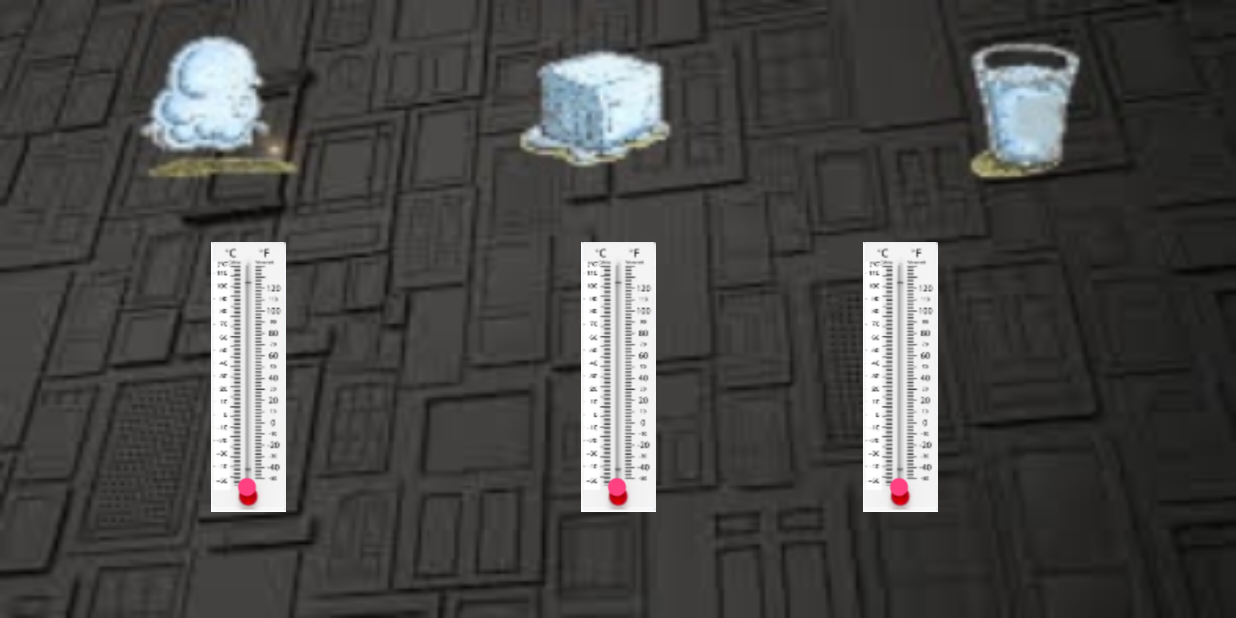
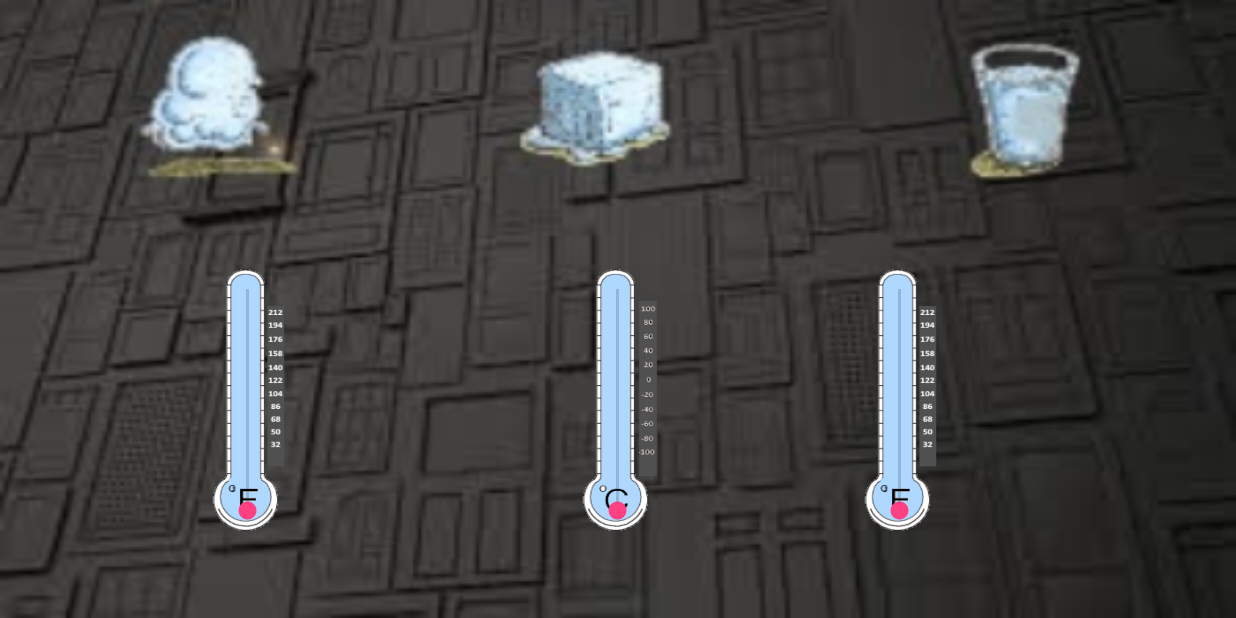
Before and after one commit to MeronKot/EscapeRoom, an Android app: the ChemistryChallenge screen opened directly, with no data from a screen before it, on a phone screen of 824 x 412 dp (held sideways). Run offline under Robolectric (Android 15) with nearby library versions, the phone set to English and light mode, and no system bars.

Commit message:
finish lamp and temp. all challenges return to room. when all done you win the game. to do : timers,hints etc.

```diff
--- a/app/src/main/java/com/example/dell/escaperoom/HintActivity.java
+++ b/app/src/main/java/com/example/dell/escaperoom/HintActivity.java
@@ -46,8 +46,6 @@ public class HintActivity extends AppCompatActivity {
         answer2 = (Button) findViewById(R.id.ans2);
         answer3 = (Button) findViewById(R.id.ans3);
         answer4 = (Button) findViewById(R.id.ans4);
-
-
     }
 
     @Override
@@ -83,6 +81,5 @@ public class HintActivity extends AppCompatActivity {
 
     public Question getQuestion(){
         return questionList.get(numOfQuest);
-
     }
 }
--- a/app/src/main/java/com/example/dell/escaperoom/PuzzleActivity.java
+++ b/app/src/main/java/com/example/dell/escaperoom/PuzzleActivity.java
@@ -1,5 +1,6 @@
 package com.example.dell.escaperoom;
 
+import android.content.Intent;
 import android.support.v7.app.AppCompatActivity;
 import android.os.Bundle;
 import android.util.DisplayMetrics;
@@ -84,6 +85,9 @@ public class PuzzleActivity extends AppCompatActivity implements PuzzleLogic.Win
 
     @Override
     public void onWin() {
+        Intent intent = new Intent();
+        intent.putExtra("puzzleChallenge",true);
+        setResult(RESULT_OK, intent);
         finish();
     }
 }
--- a/app/src/main/java/com/example/dell/escaperoom/SimonSaysActivity.java
+++ b/app/src/main/java/com/example/dell/escaperoom/SimonSaysActivity.java
@@ -1,5 +1,6 @@
 package com.example.dell.escaperoom;
 
+import android.content.Intent;
 import android.graphics.drawable.Drawable;
 import android.os.CountDownTimer;
 import android.support.v7.app.AppCompatActivity;
@@ -131,6 +132,9 @@ public class SimonSaysActivity extends AppCompatActivity {
             if(logic.getMove() == SimonSaysLogic.NUM_OF_MOVES){
                 //TODO: youWin!!
                 Log.d("Simon: ", "win win win win win win");
+                Intent intent = new Intent();
+                intent.putExtra("simonChallenge",true);
+                setResult(RESULT_OK, intent);
                 finish();
             }
         }
--- a/app/src/main/res/layout/activity_chemistry_challenge.xml
+++ b/app/src/main/res/layout/activity_chemistry_challenge.xml
@@ -10,53 +10,53 @@
     <SeekBar
         android:id="@+id/hotWater"
         android:layout_width="180dp"
-        android:layout_height="50dp"
+        android:layout_height="200dp"
         android:layout_marginBottom="8dp"
         android:layout_marginLeft="8dp"
         android:layout_marginRight="0dp"
         android:layout_marginTop="8dp"
-        android:background="@drawable/tempcw"
+        android:background="@drawable/onlyscalefahrenheit"
+        android:max="110"
         android:rotation="270"
-        android:max="110"
         app:layout_constraintBottom_toBottomOf="parent"
         app:layout_constraintLeft_toLeftOf="parent"
         app:layout_constraintRight_toLeftOf="@+id/ice"
         app:layout_constraintTop_toTopOf="parent"
-        app:layout_constraintVertical_bias="0.63" />
+        app:layout_constraintVertical_bias="0.81" />
 
     <SeekBar
         android:id="@+id/roomTemp"
         android:layout_width="180dp"
-        android:layout_height="50dp"
+        android:layout_height="200dp"
         android:layout_marginBottom="8dp"
         android:layout_marginLeft="8dp"
         android:layout_marginRight="8dp"
         android:layout_marginTop="8dp"
-        android:background="@drawable/tempcw"
+        android:background="@drawable/onlyscalefahrenheit"
+        android:max="110"
         android:rotation="270"
-        android:max="110"
         app:layout_constraintBottom_toBottomOf="parent"
+        app:layout_constraintHorizontal_bias="0.0"
         app:layout_constraintLeft_toRightOf="@+id/ice"
         app:layout_constraintRight_toRightOf="parent"
         app:layout_constraintTop_toTopOf="parent"
-        app:layout_constraintVertical_bias="0.63"
-        app:layout_constraintHorizontal_bias="0.0" />
+        app:layout_constraintVertical_bias="0.81" />
 
     <SeekBar
         android:id="@+id/ice"
         android:layout_width="180dp"
-        android:layout_height="50dp"
+        android:layout_height="200dp"
         android:layout_marginBottom="8dp"
         android:layout_marginLeft="8dp"
         android:layout_marginRight="8dp"
         android:layout_marginTop="8dp"
-        android:background="@drawable/tempcw"
+        android:background="@drawable/onlyscale"
+        android:max="110"
         android:rotation="270"
-        android:max="110"
         app:layout_constraintBottom_toBottomOf="parent"
         app:layout_constraintLeft_toLeftOf="parent"
         app:layout_constraintRight_toRightOf="parent"
         app:layout_constraintTop_toTopOf="parent"
-        app:layout_constraintVertical_bias="0.63" />
+        app:layout_constraintVertical_bias="0.81" />
 
 </android.support.constraint.ConstraintLayout>
```
Also changed, not shown: app/src/main/java/com/example/dell/escaperoom/ChemistryChallenge.java (+59 -9 lines), app/src/main/java/com/example/dell/escaperoom/LampChallenge.java (+55 -7 lines), app/src/main/java/com/example/dell/escaperoom/Room.java (+65 -10 lines), app/src/main/res/drawable/onlyscale.png (added), app/src/main/res/drawable/onlyscalefahrenheit.png (added), app/src/main/res/drawable/temp.jpg (deleted), app/src/main/res/drawable/tempc.png (deleted), app/src/main/res/drawable/tempcw.png (deleted), app/src/main/res/drawable/tempscale.jpg (deleted).
